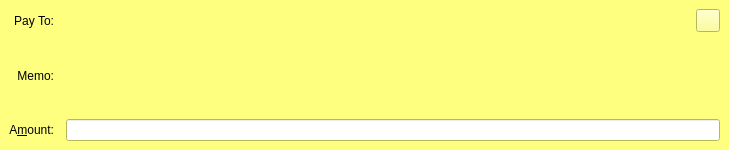
XcelRProject/XcelR, file src/qt/forms/sendcoinsentry.ui: the form before one commit.
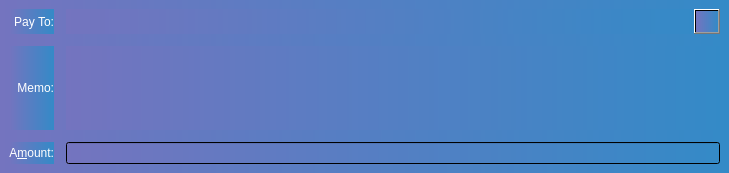
The form after the commit. The open tabs and pages were chosen to show the change. Icons and pictures are not drawn. Custom widgets are drawn as their Qt base class.

Diff of the .ui file:
```diff
--- a/src/qt/forms/sendcoinsentry.ui
+++ b/src/qt/forms/sendcoinsentry.ui
@@ -7,7 +7,7 @@
     <x>0</x>
     <y>0</y>
     <width>729</width>
-    <height>150</height>
+    <height>173</height>
    </rect>
   </property>
   <property name="focusPolicy">
@@ -16,6 +16,12 @@
   <property name="autoFillBackground">
    <bool>false</bool>
   </property>
+  <property name="styleSheet">
+   <string notr="true">background-color: qlineargradient(spread:pad, x1:0, y1:0, x2:1, y2:0, stop:0 rgba(116, 116, 191, 255), stop:1 rgba(52, 138, 199, 255));</string>
+  </property>
+  <property name="currentIndex">
+   <number>0</number>
+  </property>
   <widget class="QFrame" name="SendCoins">
    <property name="toolTip">
     <string>This is a normal payment.</string>
@@ -229,12 +235,23 @@
        </brush>
       </colorrole>
       <colorrole role="Button">
-       <brush brushstyle="SolidPattern">
-        <color alpha="255">
-         <red>255</red>
-         <green>255</green>
-         <blue>127</blue>
-        </color>
+       <brush brushstyle="LinearGradientPattern">
+        <gradient startx="0.000000000000000" starty="0.000000000000000" endx="1.000000000000000" endy="0.000000000000000" type="LinearGradient" spread="PadSpread" coordinatemode="ObjectBoundingMode">
+         <gradientstop position="0.000000000000000">
+          <color alpha="255">
+           <red>116</red>
+           <green>116</green>
+           <blue>191</blue>
+          </color>
+         </gradientstop>
+         <gradientstop position="1.000000000000000">
+          <color alpha="255">
+           <red>52</red>
+           <green>138</green>
+           <blue>199</blue>
+          </color>
+         </gradientstop>
+        </gradient>
        </brush>
       </colorrole>
       <colorrole role="Light">
@@ -301,21 +318,43 @@
        </brush>
       </colorrole>
       <colorrole role="Base">
-       <brush brushstyle="SolidPattern">
-        <color alpha="255">
-         <red>255</red>
-         <green>255</green>
-         <blue>255</blue>
-        </color>
+       <brush brushstyle="LinearGradientPattern">
+        <gradient startx="0.000000000000000" starty="0.000000000000000" endx="1.000000000000000" endy="0.000000000000000" type="LinearGradient" spread="PadSpread" coordinatemode="ObjectBoundingMode">
+         <gradientstop position="0.000000000000000">
+          <color alpha="255">
+           <red>116</red>
+           <green>116</green>
+           <blue>191</blue>
+          </color>
+         </gradientstop>
+         <gradientstop position="1.000000000000000">
+          <color alpha="255">
+           <red>52</red>
+           <green>138</green>
+           <blue>199</blue>
+          </color>
+         </gradientstop>
+        </gradient>
        </brush>
       </colorrole>
       <colorrole role="Window">
-       <brush brushstyle="SolidPattern">
-        <color alpha="255">
-         <red>255</red>
-         <green>255</green>
-         <blue>127</blue>
-        </color>
+       <brush brushstyle="LinearGradientPattern">
+        <gradient startx="0.000000000000000" starty="0.000000000000000" endx="1.000000000000000" endy="0.000000000000000" type="LinearGradient" spread="PadSpread" coordinatemode="ObjectBoundingMode">
+         <gradientstop position="0.000000000000000">
+          <color alpha="255">
+           <red>116</red>
+           <green>116</green>
+           <blue>191</blue>
+          </color>
+         </gradientstop>
+         <gradientstop position="1.000000000000000">
+          <color alpha="255">
+           <red>52</red>
+           <green>138</green>
+           <blue>199</blue>
+          </color>
+         </gradientstop>
+        </gradient>
        </brush>
       </colorrole>
       <colorrole role="Shadow">
@@ -354,6 +393,15 @@
         </color>
        </brush>
       </colorrole>
+      <colorrole role="PlaceholderText">
+       <brush brushstyle="NoBrush">
+        <color alpha="128">
+         <red>0</red>
+         <green>0</green>
+         <blue>0</blue>
+        </color>
+       </brush>
+      </colorrole>
      </active>
      <inactive>
       <colorrole role="WindowText">
@@ -366,12 +414,23 @@
        </brush>
       </colorrole>
       <colorrole role="Button">
-       <brush brushstyle="SolidPattern">
-        <color alpha="255">
-         <red>255</red>
-         <green>255</green>
-         <blue>127</blue>
-        </color>
+       <brush brushstyle="LinearGradientPattern">
+        <gradient startx="0.000000000000000" starty="0.000000000000000" endx="1.000000000000000" endy="0.000000000000000" type="LinearGradient" spread="PadSpread" coordinatemode="ObjectBoundingMode">
+         <gradientstop position="0.000000000000000">
+          <color alpha="255">
+           <red>116</red>
+           <green>116</green>
+           <blue>191</blue>
+          </color>
+         </gradientstop>
+         <gradientstop position="1.000000000000000">
+          <color alpha="255">
+           <red>52</red>
+           <green>138</green>
+           <blue>199</blue>
+          </color>
+         </gradientstop>
+        </gradient>
        </brush>
       </colorrole>
       <colorrole role="Light">
@@ -438,21 +497,43 @@
        </brush>
       </colorrole>
       <colorrole role="Base">
-       <brush brushstyle="SolidPattern">
-        <color alpha="255">
-         <red>255</red>
-         <green>255</green>
-         <blue>255</blue>
-        </color>
+       <brush brushstyle="LinearGradientPattern">
+        <gradient startx="0.000000000000000" starty="0.000000000000000" endx="1.000000000000000" endy="0.000000000000000" type="LinearGradient" spread="PadSpread" coordinatemode="ObjectBoundingMode">
+         <gradientstop position="0.000000000000000">
+          <color alpha="255">
+           <red>116</red>
+           <green>116</green>
+           <blue>191</blue>
+          </color>
+         </gradientstop>
+         <gradientstop position="1.000000000000000">
+          <color alpha="255">
+           <red>52</red>
+           <green>138</green>
+           <blue>199</blue>
+          </color>
+         </gradientstop>
+        </gradient>
        </brush>
       </colorrole>
       <colorrole role="Window">
-       <brush brushstyle="SolidPattern">
-        <color alpha="255">
-         <red>255</red>
-         <green>255</green>
-         <blue>127</blue>
-        </color>
+       <brush brushstyle="LinearGradientPattern">
+        <gradient startx="0.000000000000000" starty="0.000000000000000" endx="1.000000000000000" endy="0.000000000000000" type="LinearGradient" spread="PadSpread" coordinatemode="ObjectBoundingMode">
+         <gradientstop position="0.000000000000000">
+          <color alpha="255">
+           <red>116</red>
+           <green>116</green>
+           <blue>191</blue>
+          </color>
+         </gradientstop>
+         <gradientstop position="1.000000000000000">
+          <color alpha="255">
+           <red>52</red>
+           <green>138</green>
+           <blue>199</blue>
+          </color>
+         </gradientstop>
+        </gradient>
        </brush>
       </colorrole>
       <colorrole role="Shadow">
@@ -491,6 +572,15 @@
         </color>
        </brush>
       </colorrole>
+      <colorrole role="PlaceholderText">
+       <brush brushstyle="NoBrush">
+        <color alpha="128">
+         <red>0</red>
+         <green>0</green>
+         <blue>0</blue>
+        </color>
+       </brush>
+      </colorrole>
      </inactive>
      <disabled>
       <colorrole role="WindowText">
@@ -503,12 +593,23 @@
        </brush>
       </colorrole>
       <colorrole role="Button">
-       <brush brushstyle="SolidPattern">
-        <color alpha="255">
-         <red>255</red>
-         <green>255</green>
-         <blue>127</blue>
-        </color>
+       <brush brushstyle="LinearGradientPattern">
+        <gradient startx="0.000000000000000" starty="0.000000000000000" endx="1.000000000000000" endy="0.000000000000000" type="LinearGradient" spread="PadSpread" coordinatemode="ObjectBoundingMode">
+         <gradientstop position="0.000000000000000">
+          <color alpha="255">
+           <red>116</red>
+           <green>116</green>
+           <blue>191</blue>
+          </color>
+         </gradientstop>
+         <gradientstop position="1.000000000000000">
+          <color alpha="255">
+           <red>52</red>
+           <green>138</green>
+           <blue>199</blue>
+          </color>
+         </gradientstop>
+        </gradient>
        </brush>
       </colorrole>
       <colorrole role="Light">
@@ -575,21 +676,43 @@
        </brush>
       </colorrole>
       <colorrole role="Base">
-       <brush brushstyle="SolidPattern">
-        <color alpha="255">
-         <red>255</red>
-         <green>255</green>
-         <blue>127</blue>
-        </color>
+       <brush brushstyle="LinearGradientPattern">
+        <gradient startx="0.000000000000000" starty="0.000000000000000" endx="1.000000000000000" endy="0.000000000000000" type="LinearGradient" spread="PadSpread" coordinatemode="ObjectBoundingMode">
+         <gradientstop position="0.000000000000000">
+          <color alpha="255">
+           <red>116</red>
+           <green>116</green>
+           <blue>191</blue>
+          </color>
+         </gradientstop>
+         <gradientstop position="1.000000000000000">
+          <color alpha="255">
+           <red>52</red>
+           <green>138</green>
+           <blue>199</blue>
+          </color>
+         </gradientstop>
+        </gradient>
        </brush>
       </colorrole>
       <colorrole role="Window">
-       <brush brushstyle="SolidPattern">
-        <color alpha="255">
-         <red>255</red>
-         <green>255</green>
-         <blue>127</blue>
-        </color>
+       <brush brushstyle="LinearGradientPattern">
+        <gradient startx="0.000000000000000" starty="0.000000000000000" endx="1.000000000000000" endy="0.000000000000000" type="LinearGradient" spread="PadSpread" coordinatemode="ObjectBoundingMode">
+         <gradientstop position="0.000000000000000">
+          <color alpha="255">
+           <red>116</red>
+           <green>116</green>
+           <blue>191</blue>
+          </color>
+         </gradientstop>
+         <gradientstop position="1.000000000000000">
+          <color alpha="255">
+           <red>52</red>
+           <green>138</green>
+           <blue>199</blue>
+          </color>
+         </gradientstop>
+        </gradient>
        </brush>
       </colorrole>
       <colorrole role="Shadow">
@@ -628,6 +751,15 @@
         </color>
        </brush>
       </colorrole>
+      <colorrole role="PlaceholderText">
+       <brush brushstyle="NoBrush">
+        <color alpha="128">
+         <red>0</red>
+         <green>0</green>
+         <blue>0</blue>
+        </color>
+       </brush>
+      </colorrole>
      </disabled>
     </palette>
    </property>
@@ -635,7 +767,7 @@
     <string>This is an unauthenticated payment request.</string>
    </property>
    <property name="autoFillBackground">
-    <bool>true</bool>
+    <bool>false</bool>
    </property>
    <property name="frameShape">
     <enum>QFrame::NoFrame</enum>
@@ -646,6 +778,10 @@
     </property>
     <item row="0" column="0">
      <widget class="QLabel" name="payToLabel_is">
+      <property name="styleSheet">
+       <string notr="true">color: rgb(255, 255, 255);
+</string>
+      </property>
       <property name="text">
        <string>Pay To:</string>
       </property>
@@ -680,6 +816,10 @@
     </item>
     <item row="1" column="0">
      <widget class="QLabel" name="memoLabel_is">
+      <property name="styleSheet">
+       <string notr="true">color: rgb(255, 255, 255);
+</string>
+      </property>
       <property name="text">
        <string>Memo:</string>
       </property>
@@ -697,6 +837,10 @@
     </item>
     <item row="2" column="0">
      <widget class="QLabel" name="amountLabel_is">
+      <property name="styleSheet">
+       <string notr="true">color: rgb(255, 255, 255);
+</string>
+      </property>
       <property name="text">
        <string>A&amp;mount:</string>
       </property>
```
Left out of the diff: 375 changed lines with no effect on the pictures.
